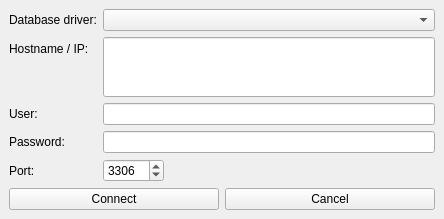
First picture: the form in Session.ui, repository KarKarbI4/test_db_generator, before the edit.
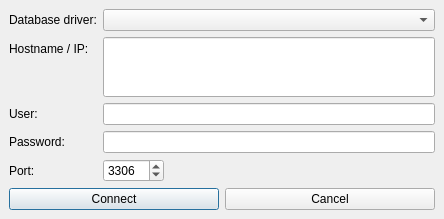
Second picture: the form after the edit.

```diff
--- a/Session.ui
+++ b/Session.ui
@@ -172,6 +172,12 @@
         <property name="checkable">
          <bool>false</bool>
         </property>
+        <property name="autoDefault">
+         <bool>true</bool>
+        </property>
+        <property name="default">
+         <bool>true</bool>
+        </property>
        </widget>
       </item>
       <item>
```
